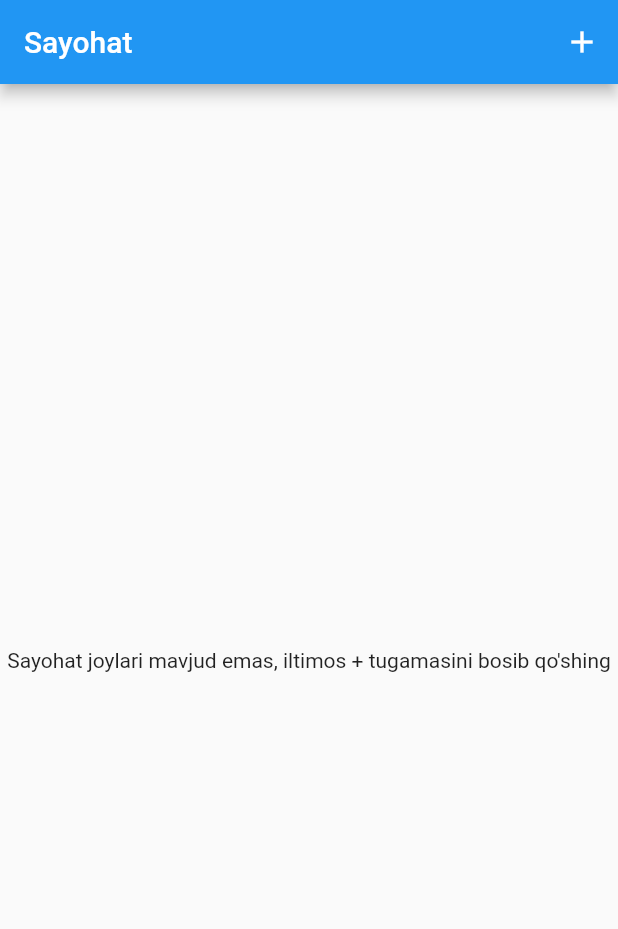
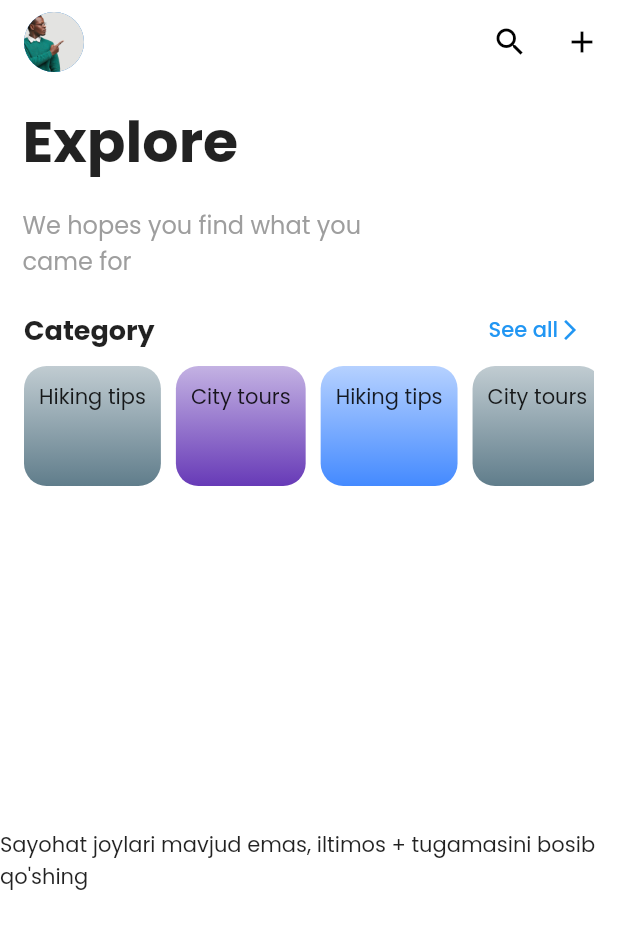
Before and after one commit to Jaloliddin-Fozilov/travel, a Flutter app: the screen it shows after launch, on a phone screen of 412 x 824 dp. Shown: the top 929 px of the screen. Run offline on Flutter 3.47's test engine with Material 2 defaults, Android fonts, the phone set to English and light mode, and no system bars; our stand-ins replace google_fonts, google_maps_flutter, image_picker, location, sqflite; accounts and stored records are empty.

Commit message:
added category model and change design

```diff
--- a/lib/main.dart
+++ b/lib/main.dart
@@ -1,5 +1,7 @@
 import 'package:flutter/material.dart';
+import 'package:google_fonts/google_fonts.dart';
 import 'package:provider/provider.dart';
+import 'package:travel/providers/categories_provider.dart';
 import 'package:travel/providers/places_provider.dart';
 import 'package:travel/screens/add_place_screen.dart';
 import 'package:travel/screens/place_details_screen.dart';
@@ -15,12 +17,15 @@ class MyApp extends StatelessWidget {
   @override
   Widget build(BuildContext context) {
     return ChangeNotifierProvider(
+      create: (context) => CategoryProvider(),
+      child: ChangeNotifierProvider(
         create: (context) => PlacesProvider(),
         child: MaterialApp(
           debugShowCheckedModeBanner: false,
           title: 'Sayohat',
           theme: ThemeData(
-          primarySwatch: Colors.blue,
+            scaffoldBackgroundColor: Colors.white,
+            fontFamily: GoogleFonts.poppins().fontFamily,
           ),
           home: const PlacesListScreen(),
           routes: {
@@ -28,6 +33,7 @@ class MyApp extends StatelessWidget {
             PlaceDetailsScreen.routName: (ctx) => const PlaceDetailsScreen(),
           },
         ),
+      ),
     );
   }
 }
--- /dev/null
+++ b/lib/models/category_model.dart
@@ -0,0 +1,15 @@
+import 'package:flutter/material.dart';
+
+class CategoryModel {
+  final String id;
+  final Color color;
+  final String title;
+  final IconData icon;
+
+  CategoryModel({
+    required this.id,
+    required this.color,
+    required this.title,
+    required this.icon,
+  });
+}
--- /dev/null
+++ b/lib/providers/categories_provider.dart
@@ -0,0 +1,47 @@
+import 'package:flutter/material.dart';
+import 'package:travel/models/category_model.dart';
+
+class CategoryProvider with ChangeNotifier {
+  List<CategoryModel> _list = [
+    CategoryModel(
+      id: '0',
+      color: Colors.blueGrey,
+      title: 'Hiking tips',
+      icon: Icons.hiking,
+    ),
+    CategoryModel(
+      id: '1',
+      color: Colors.deepPurple,
+      title: 'City tours',
+      icon: Icons.directions_bus,
+    ),
+    CategoryModel(
+      id: '0',
+      color: Colors.blueAccent,
+      title: 'Hiking tips',
+      icon: Icons.hiking,
+    ),
+    CategoryModel(
+      id: '1',
+      color: Colors.blueGrey,
+      title: 'City tours',
+      icon: Icons.directions_bus,
+    ),
+    CategoryModel(
+      id: '0',
+      color: Colors.yellowAccent,
+      title: 'Hiking tips',
+      icon: Icons.hiking,
+    ),
+    CategoryModel(
+      id: '1',
+      color: Colors.deepPurple,
+      title: 'City tours',
+      icon: Icons.directions_bus,
+    ),
+  ];
+
+  List<CategoryModel> get list {
+    return [..._list];
+  }
+}
--- a/lib/screens/places_list_screen.dart
+++ b/lib/screens/places_list_screen.dart
@@ -1,18 +1,33 @@
+import 'dart:ui';
+
 import 'package:flutter/material.dart';
 import 'package:provider/provider.dart';
+import 'package:travel/providers/categories_provider.dart';
 import 'package:travel/providers/places_provider.dart';
 import 'package:travel/screens/add_place_screen.dart';
 import 'package:travel/screens/place_details_screen.dart';
+import 'package:travel/widgets/home_widget_title_and_button.dart';
+import 'package:travel/widgets/welcome_text.dart';
 
 class PlacesListScreen extends StatelessWidget {
   const PlacesListScreen({super.key});
 
   @override
   Widget build(BuildContext context) {
+    final categories = Provider.of<CategoryProvider>(context).list;
     return Scaffold(
       appBar: AppBar(
-        title: const Text('Sayohat'),
+        backgroundColor: Colors.white,
+        foregroundColor: Colors.black,
+        elevation: 0,
+        title: const CircleAvatar(
+          backgroundImage: AssetImage('assets/avatar.jpg'),
+        ),
         actions: [
+          IconButton(
+            onPressed: () {},
+            icon: const Icon(Icons.search),
+          ),
           IconButton(
             onPressed: () =>
                 Navigator.of(context).pushNamed(AddPlaceScreen.routName),
@@ -20,9 +35,44 @@ class PlacesListScreen extends StatelessWidget {
           ),
         ],
       ),
-      body: FutureBuilder(
-          future:
-              Provider.of<PlacesProvider>(context, listen: false).getPlaces(),
+      body: Column(
+        crossAxisAlignment: CrossAxisAlignment.start,
+        children: [
+          const SizedBox(height: 10),
+          const WelcomeText(),
+          const SizedBox(height: 10),
+          HomeWidgetTiitleAndButton(
+            title: 'Category',
+            function: () {},
+            child: SingleChildScrollView(
+              scrollDirection: Axis.horizontal,
+              child: Row(
+                children: categories
+                    .map((category) => Container(
+                          height: 80,
+                          padding: const EdgeInsets.all(10),
+                          margin: const EdgeInsets.only(right: 10),
+                          decoration: BoxDecoration(
+                            gradient: LinearGradient(
+                              begin: Alignment.topCenter,
+                              end: Alignment.bottomCenter,
+                              colors: [
+                                category.color.withAlpha(100),
+                                category.color,
+                              ],
+                            ),
+                            borderRadius: BorderRadius.circular(15),
+                          ),
+                          child: Text(category.title),
+                        ))
+                    .toList(),
+              ),
+            ),
+          ),
+          Expanded(
+            child: FutureBuilder(
+                future: Provider.of<PlacesProvider>(context, listen: false)
+                    .getPlaces(),
                 builder: (ctx, snapshot) {
                   if (snapshot.connectionState == ConnectionState.waiting) {
                     return const Center(
@@ -40,7 +90,8 @@ class PlacesListScreen extends StatelessWidget {
                                   FileImage(placesProvider.list[i].image),
                             ),
                             title: Text(placesProvider.list[i].title),
-                      subtitle: Text(placesProvider.list[i].location.address),
+                            subtitle:
+                                Text(placesProvider.list[i].location.address),
                             onTap: () => Navigator.of(context).pushNamed(
                               PlaceDetailsScreen.routName,
                               arguments: placesProvider.list[i].id,
@@ -57,6 +108,9 @@ class PlacesListScreen extends StatelessWidget {
                     ),
                   );
                 }),
+          ),
+        ],
+      ),
     );
   }
 }
--- /dev/null
+++ b/lib/widgets/home_widget_title_and_button.dart
@@ -0,0 +1,48 @@
+import 'package:flutter/material.dart';
+
+class HomeWidgetTiitleAndButton extends StatelessWidget {
+  final String title;
+  final Function() function;
+  final Widget child;
+  const HomeWidgetTiitleAndButton({
+    required this.title,
+    required this.function,
+    required this.child,
+    Key? key,
+  }) : super(key: key);
+
+  @override
+  Widget build(BuildContext context) {
+    return Padding(
+      padding: EdgeInsets.symmetric(horizontal: 16),
+      child: Column(
+        children: [
+          Row(
+            mainAxisAlignment: MainAxisAlignment.spaceBetween,
+            crossAxisAlignment: CrossAxisAlignment.center,
+            children: [
+              Text(
+                title,
+                style: const TextStyle(
+                  fontWeight: FontWeight.bold,
+                  fontSize: 18,
+                ),
+              ),
+              TextButton(
+                onPressed: function,
+                child: Row(
+                  mainAxisAlignment: MainAxisAlignment.spaceBetween,
+                  children: const [
+                    Text('See all'),
+                    Icon(Icons.arrow_forward_ios, size: 16)
+                  ],
+                ),
+              ),
+            ],
+          ),
+          child,
+        ],
+      ),
+    );
+  }
+}
--- /dev/null
+++ b/lib/widgets/welcome_text.dart
@@ -0,0 +1,34 @@
+import 'package:flutter/material.dart';
+
+class WelcomeText extends StatelessWidget {
+  const WelcomeText({
+    Key? key,
+  }) : super(key: key);
+
+  @override
+  Widget build(BuildContext context) {
+    return Padding(
+      padding: const EdgeInsets.symmetric(horizontal: 15.0),
+      child: Column(
+        crossAxisAlignment: CrossAxisAlignment.start,
+        children: const [
+          Text(
+            'Explore',
+            style: TextStyle(
+              fontWeight: FontWeight.bold,
+              fontSize: 38,
+            ),
+          ),
+          SizedBox(height: 15),
+          Text(
+            'We hopes you find what you \ncame for',
+            style: TextStyle(
+              color: Colors.grey,
+              fontSize: 16,
+            ),
+          )
+        ],
+      ),
+    );
+  }
+}
--- a/pubspec.yaml
+++ b/pubspec.yaml
@@ -44,6 +44,7 @@ dependencies:
   location: ^4.4.0
   google_maps_flutter: ^2.2.1
   http: ^0.13.5
+  google_fonts: ^3.0.1
 
 dev_dependencies:
   flutter_test:
@@ -68,9 +69,8 @@ flutter:
   uses-material-design: true
 
   # To add assets to your application, add an assets section, like this:
-  # assets:
-  #   - images/a_dot_burr.jpeg
-  #   - images/a_dot_ham.jpeg
+  assets:
+    - assets/
 
   # An image asset can refer to one or more resolution-specific "variants", see
   # https://flutter.dev/assets-and-images/#resolution-aware
```
Also changed, not shown: assets/avatar.jpg (added), pubspec.lock. Lines whose indentation alone changed are shown as unchanged.
